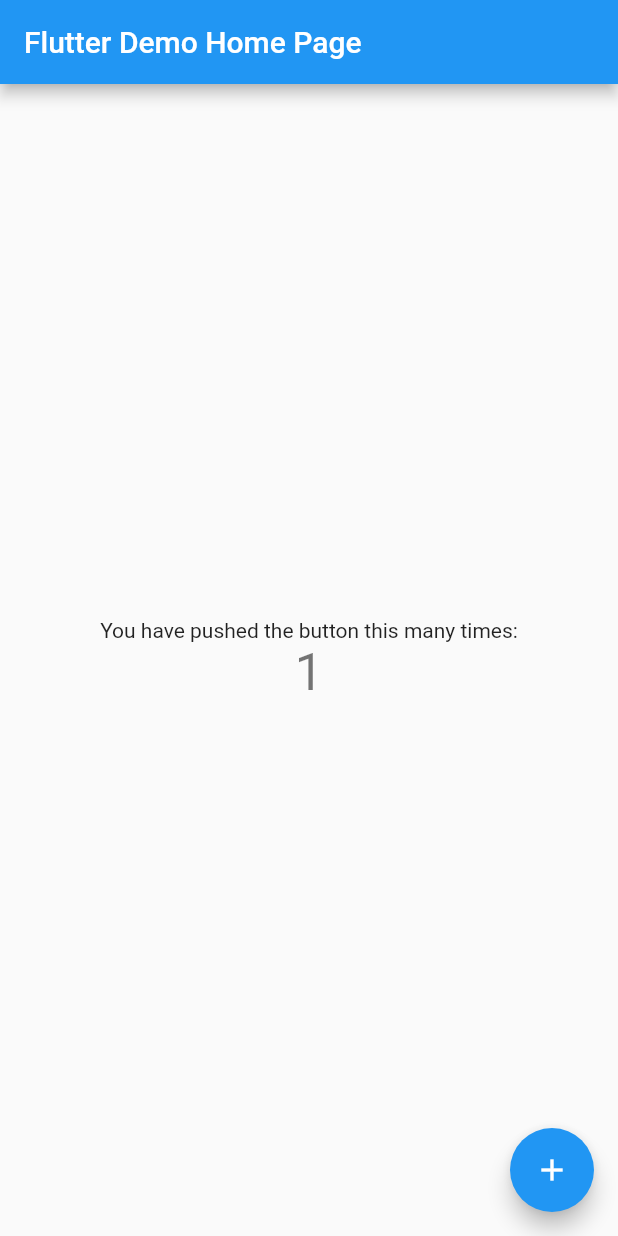
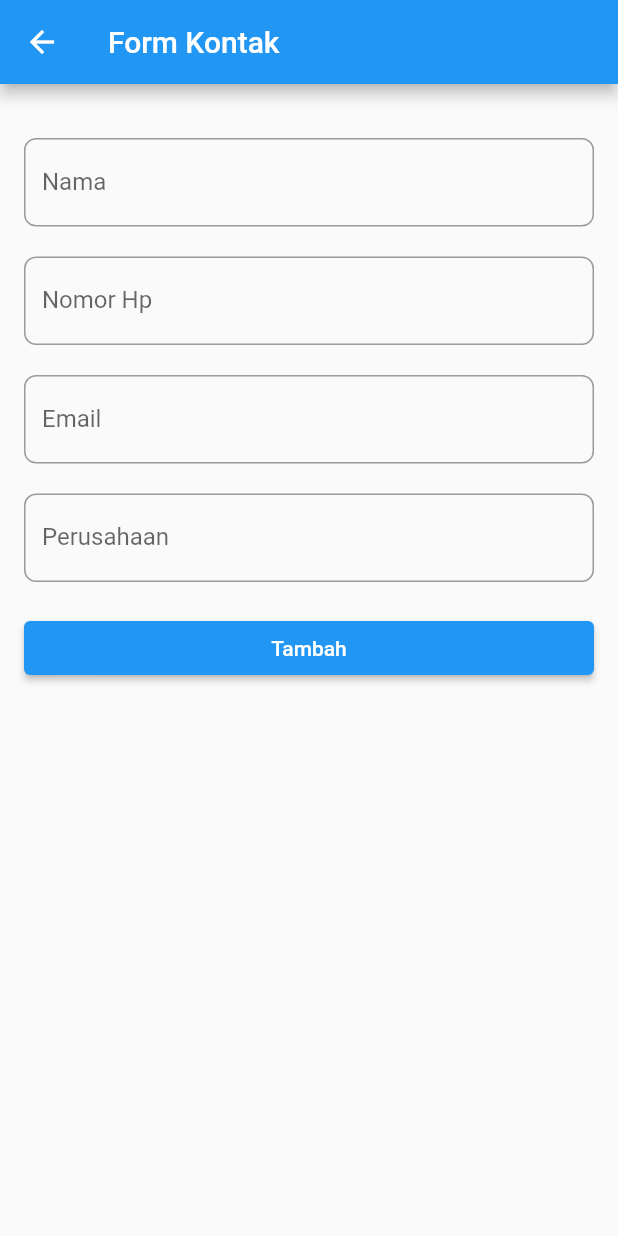
Before and after one commit to laudryfadian/flutter-sqlite, a Flutter app: the screen it shows after launch, after a tap on the "add" icon, on a phone screen of 412 x 824 dp. Run offline on Flutter 3.47's test engine with Material 2 defaults, Android fonts, the phone set to English and light mode, and no system bars; our stand-ins replace sqflite; accounts and stored records are empty.

```diff
--- /dev/null
+++ b/lib/helpers/database.dart
@@ -0,0 +1,71 @@
+import 'package:sqflite/sqflite.dart';
+import 'package:path/path.dart';
+import 'package:sqlite/models/contact.dart';
+
+class DbHelper {
+  static final DbHelper _instance = DbHelper._internal();
+  static Database? _database;
+
+  final String tableName = 'contactTable';
+  final String columnId = 'id';
+  final String columnName = 'name';
+  final String columnPhone = 'phone';
+  final String columnEmail = 'email';
+  final String columnCompany = 'company';
+
+  DbHelper._internal();
+  factory DbHelper() => _instance;
+
+  Future<Database?> get _db async {
+    if (_database != null) return _database;
+    _database = await _initDatabase();
+    return _database;
+  }
+
+  Future<Database?> _initDatabase() async {
+    String databasePath = await getDatabasesPath();
+    String path = join(databasePath, 'contact_db');
+
+    return await openDatabase(path, version: 1, onCreate: _onCreate);
+  }
+
+  Future<void> _onCreate(Database db, int version) async {
+    var sql = "CREATE TABLE $tableName($columnId INTEGER PRIMARY KEY, "
+        "$columnName TEXT,"
+        "$columnPhone TEXT,"
+        "$columnEmail TEXT,"
+        "$columnCompany TEXT)";
+
+    await db.execute(sql);
+  }
+
+  Future<int?> saveContact(Contact contact) async {
+    var dbClient = await _db;
+    return await dbClient!.insert(tableName, contact.toMap());
+  }
+
+  Future<List?> getAllContact() async {
+    var dbClient = await _db;
+    var result = await dbClient!.query(tableName, columns: [
+      columnId,
+      columnName,
+      columnPhone,
+      columnEmail,
+      columnCompany
+    ]);
+
+    return result.toList();
+  }
+
+  Future<int?> updateContact(Contact contact) async {
+    var dbClient = await _db;
+    return await dbClient!.update(tableName, contact.toMap(),
+        where: '$columnId = ?', whereArgs: [contact.id]);
+  }
+
+  Future<int?> deleteContact(int id) async {
+    var dbClient = await _db;
+    return await dbClient!
+        .delete(tableName, where: '$columnId = ?', whereArgs: [id]);
+  }
+}
--- a/lib/main.dart
+++ b/lib/main.dart
@@ -1,4 +1,5 @@
 import 'package:flutter/material.dart';
+import 'package:sqlite/screens/list_contact.dart';
 
 void main() {
   runApp(const MyApp());
@@ -13,103 +14,9 @@ class MyApp extends StatelessWidget {
     return MaterialApp(
       title: 'Flutter Demo',
       theme: ThemeData(
-        // This is the theme of your application.
-        //
-        // Try running your application with "flutter run". You'll see the
-        // application has a blue toolbar. Then, without quitting the app, try
-        // changing the primarySwatch below to Colors.green and then invoke
-        // "hot reload" (press "r" in the console where you ran "flutter run",
-        // or simply save your changes to "hot reload" in a Flutter IDE).
-        // Notice that the counter didn't reset back to zero; the application
-        // is not restarted.
         primarySwatch: Colors.blue,
       ),
-      home: const MyHomePage(title: 'Flutter Demo Home Page'),
+      home: const ListContactScreen(),
     );
   }
 }
-
-class MyHomePage extends StatefulWidget {
-  const MyHomePage({Key? key, required this.title}) : super(key: key);
-
-  // This widget is the home page of your application. It is stateful, meaning
-  // that it has a State object (defined below) that contains fields that affect
-  // how it looks.
-
-  // This class is the configuration for the state. It holds the values (in this
-  // case the title) provided by the parent (in this case the App widget) and
-  // used by the build method of the State. Fields in a Widget subclass are
-  // always marked "final".
-
-  final String title;
-
-  @override
-  State<MyHomePage> createState() => _MyHomePageState();
-}
-
-class _MyHomePageState extends State<MyHomePage> {
-  int _counter = 0;
-
-  void _incrementCounter() {
-    setState(() {
-      // This call to setState tells the Flutter framework that something has
-      // changed in this State, which causes it to rerun the build method below
-      // so that the display can reflect the updated values. If we changed
-      // _counter without calling setState(), then the build method would not be
-      // called again, and so nothing would appear to happen.
-      _counter++;
-    });
-  }
-
-  @override
-  Widget build(BuildContext context) {
-    // This method is rerun every time setState is called, for instance as done
-    // by the _incrementCounter method above.
-    //
-    // The Flutter framework has been optimized to make rerunning build methods
-    // fast, so that you can just rebuild anything that needs updating rather
-    // than having to individually change instances of widgets.
-    return Scaffold(
-      appBar: AppBar(
-        // Here we take the value from the MyHomePage object that was created by
-        // the App.build method, and use it to set our appbar title.
-        title: Text(widget.title),
-      ),
-      body: Center(
-        // Center is a layout widget. It takes a single child and positions it
-        // in the middle of the parent.
-        child: Column(
-          // Column is also a layout widget. It takes a list of children and
-          // arranges them vertically. By default, it sizes itself to fit its
-          // children horizontally, and tries to be as tall as its parent.
-          //
-          // Invoke "debug painting" (press "p" in the console, choose the
-          // "Toggle Debug Paint" action from the Flutter Inspector in Android
-          // Studio, or the "Toggle Debug Paint" command in Visual Studio Code)
-          // to see the wireframe for each widget.
-          //
-          // Column has various properties to control how it sizes itself and
-          // how it positions its children. Here we use mainAxisAlignment to
-          // center the children vertically; the main axis here is the vertical
-          // axis because Columns are vertical (the cross axis would be
-          // horizontal).
-          mainAxisAlignment: MainAxisAlignment.center,
-          children: <Widget>[
-            const Text(
-              'You have pushed the button this many times:',
-            ),
-            Text(
-              '$_counter',
-              style: Theme.of(context).textTheme.headline4,
-            ),
-          ],
-        ),
-      ),
-      floatingActionButton: FloatingActionButton(
-        onPressed: _incrementCounter,
-        tooltip: 'Increment',
-        child: const Icon(Icons.add),
-      ), // This trailing comma makes auto-formatting nicer for build methods.
-    );
-  }
-}
--- /dev/null
+++ b/lib/models/contact.dart
@@ -0,0 +1,32 @@
+class Contact {
+  int? id;
+  String? name;
+  String? phone;
+  String? email;
+  String? company;
+
+  Contact({this.id, this.name, this.phone, this.email, this.company});
+
+  Map<String, dynamic> toMap() {
+    var map = <String, dynamic>{};
+
+    if (id != null) {
+      map['id'] = id;
+    }
+
+    map['name'] = name;
+    map['phone'] = phone;
+    map['email'] = email;
+    map['company'] = company;
+
+    return map;
+  }
+
+  Contact.fromMap(Map<String, dynamic> map) {
+    id = map['id'];
+    name = map['name'];
+    phone = map['phone'];
+    email = map['email'];
+    company = map['company'];
+  }
+}
--- /dev/null
+++ b/lib/screens/form_contact.dart
@@ -0,0 +1,127 @@
+import 'package:flutter/cupertino.dart';
+import 'package:flutter/material.dart';
+import 'package:flutter/src/foundation/key.dart';
+import 'package:flutter/src/widgets/framework.dart';
+import 'package:sqlite/helpers/database.dart';
+import 'package:sqlite/models/contact.dart';
+
+class FormContactScreen extends StatefulWidget {
+  final Contact? contact;
+  const FormContactScreen({Key? key, this.contact}) : super(key: key);
+
+  @override
+  State<FormContactScreen> createState() => _FormContactScreenState();
+}
+
+class _FormContactScreenState extends State<FormContactScreen> {
+  DbHelper db = DbHelper();
+
+  TextEditingController? nameController;
+  TextEditingController? phoneController;
+  TextEditingController? emailController;
+  TextEditingController? companyController;
+
+  @override
+  void initState() {
+    nameController = TextEditingController(
+        text: widget.contact == null ? '' : widget.contact!.name);
+
+    phoneController = TextEditingController(
+        text: widget.contact == null ? '' : widget.contact!.phone);
+
+    emailController = TextEditingController(
+        text: widget.contact == null ? '' : widget.contact!.email);
+
+    companyController = TextEditingController(
+        text: widget.contact == null ? '' : widget.contact!.company);
+
+    super.initState();
+  }
+
+  @override
+  Widget build(BuildContext context) {
+    return Scaffold(
+      appBar: AppBar(title: Text("Form Kontak")),
+      body: ListView(
+        padding: EdgeInsets.all(16),
+        children: [
+          Padding(
+              padding: EdgeInsets.only(top: 20),
+              child: TextField(
+                controller: nameController,
+                decoration: InputDecoration(
+                    labelText: 'Nama',
+                    border: OutlineInputBorder(
+                        borderRadius: BorderRadius.circular(8))),
+              )),
+          Padding(
+            padding: EdgeInsets.only(top: 20),
+            child: TextField(
+              controller: phoneController,
+              decoration: InputDecoration(
+                  labelText: 'Nomor Hp',
+                  border: OutlineInputBorder(
+                      borderRadius: BorderRadius.circular(8))),
+            ),
+          ),
+          Padding(
+            padding: EdgeInsets.only(top: 20),
+            child: TextField(
+              controller: emailController,
+              decoration: InputDecoration(
+                  labelText: 'Email',
+                  border: OutlineInputBorder(
+                      borderRadius: BorderRadius.circular(8))),
+            ),
+          ),
+          Padding(
+            padding: EdgeInsets.only(top: 20),
+            child: TextField(
+              controller: companyController,
+              decoration: InputDecoration(
+                  labelText: 'Perusahaan',
+                  border: OutlineInputBorder(
+                      borderRadius: BorderRadius.circular(8))),
+            ),
+          ),
+          Padding(
+            padding: const EdgeInsets.only(top: 20),
+            child: ElevatedButton(
+              child: widget.contact == null
+                  ? const Text(
+                      'Tambah',
+                      style: TextStyle(color: Colors.white),
+                    )
+                  : const Text(
+                      'Update',
+                      style: TextStyle(color: Colors.white),
+                    ),
+              onPressed: () {
+                upsertContact();
+              },
+            ),
+          )
+        ],
+      ),
+    );
+  }
+
+  Future<void> upsertContact() async {
+    if (widget.contact != null) {
+      await db.updateContact(Contact(
+          id: widget.contact!.id,
+          name: nameController!.text,
+          phone: phoneController!.text,
+          email: emailController!.text,
+          company: companyController!.text));
+      Navigator.pop(context, 'update');
+    } else {
+      await db.saveContact(Contact(
+          name: nameController!.text,
+          phone: phoneController!.text,
+          email: emailController!.text,
+          company: companyController!.text));
+      Navigator.pop(context, 'save');
+    }
+  }
+}
```
Also changed, not shown: lib/screens/list_contact.dart (added, +151 -0 lines).
